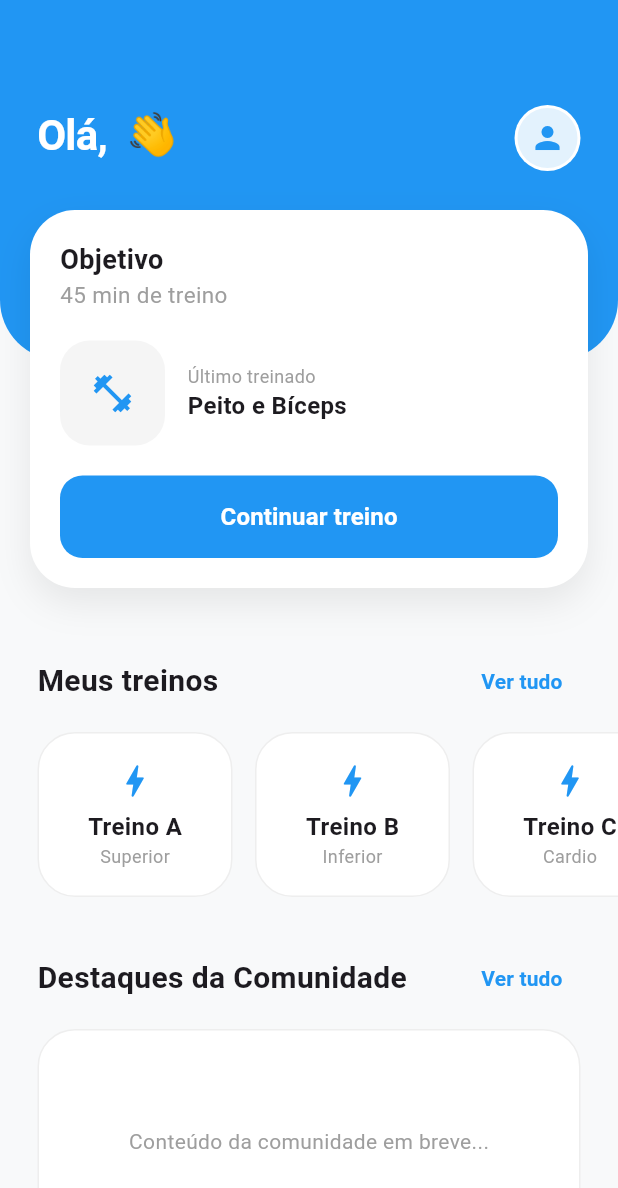
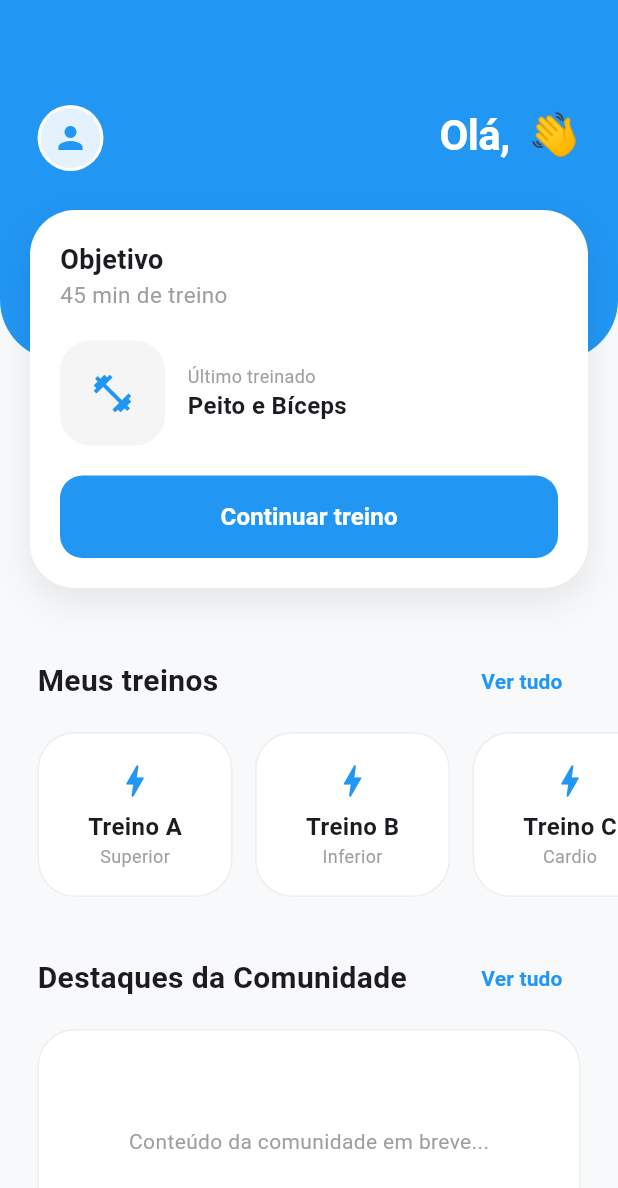
Before and after one commit to FabioZvirJ/scripts, a Flutter app: the HomeView screen opened directly with empty values, on a phone screen of 412 x 824 dp. Shown: the top 1188 px of the screen. Run offline on Flutter 3.47's test engine with Material 3 defaults, Android fonts, the phone set to English and light mode, and no system bars; our stand-ins replace sqflite, sqflite_common_ffi; missing offline and left inert: flag; accounts and stored records are empty.

Commit message:
CHORE: arrumando lado dos profiles e textos

```diff
--- a/gymoraly/lib/views/home_view.dart
+++ b/gymoraly/lib/views/home_view.dart
@@ -28,27 +28,17 @@ class HomeView extends StatelessWidget {
                     color: primaryColor,
                     borderRadius: BorderRadius.vertical(bottom: Radius.circular(40)),
                   ),
-                  // Adicionei 'right: 25' para o ícone não grudar na borda
                   padding: const EdgeInsets.only(top: 70, left: 25, right: 25),
                   child: Row(
+                    mainAxisAlignment: MainAxisAlignment.spaceBetween, // Joga um pra cada ponta!
                     crossAxisAlignment: CrossAxisAlignment.start,
-                    mainAxisAlignment: MainAxisAlignment.spaceBetween, // Joga um pra cada lado
                     children: [
-                      // Texto de Saudação
-                      Text(
-                        'Olá, $userName 👋',
-                        style: const TextStyle(
-                          color: Colors.white,
-                          fontSize: 28,
-                          fontWeight: FontWeight.bold,
-                          letterSpacing: -0.5,
-                        ),
-                      ),
-
-                      // Ícone de Perfil Clicável
-                      GestureDetector(
+                      // 1. ÍCONE DE PERFIL NA ESQUERDA
+                      // MouseRegion faz o cursor virar a "mãozinha" de clique
+                      MouseRegion(
+                        cursor: SystemMouseCursors.click,
+                        child: GestureDetector(
                           onTap: () {
-                          // Navega para a tela de Perfil quando clicado
                             Navigator.push(
                               context,
                               MaterialPageRoute(
@@ -57,16 +47,35 @@ class HomeView extends StatelessWidget {
                             );
                           },
                           child: Container(
-                          padding: const EdgeInsets.all(2), // Bordinha branca opcional
+                            padding: const EdgeInsets.all(2), // Bordinha branca
                             decoration: const BoxDecoration(
                               color: Colors.white,
                               shape: BoxShape.circle,
                             ),
                             child: const CircleAvatar(
                               radius: 20,
-                            backgroundColor: Color(0xFFE3F2FD), // Fundo azul bem clarinho
+                              backgroundColor: Color(0xFFE3F2FD),
                               child: Icon(Icons.person, color: primaryColor, size: 24),
                             ),
+                          ),
+                        ),
+                      ),
+
+                      const SizedBox(width: 15), // Espaço de segurança
+
+                      // 2. TEXTO DE SAUDAÇÃO NA DIREITA
+                      Flexible(
+                        child: Text(
+                          'Olá, $userName 👋',
+                          textAlign: TextAlign.right, // Alinha o texto na direita
+                          style: const TextStyle(
+                            color: Colors.white,
+                            fontSize: 28,
+                            fontWeight: FontWeight.bold,
+                            letterSpacing: -0.5,
+                          ),
+                          maxLines: 1,
+                          overflow: TextOverflow.ellipsis,
                         ),
                       ),
                     ],
--- a/gymoraly/lib/views/nutrition_view.dart
+++ b/gymoraly/lib/views/nutrition_view.dart
@@ -67,7 +67,6 @@ class NutritionView extends StatelessWidget {
                       ),
                       const SizedBox(height: 15),
 
-                      // Receita 2
                       _buildRecipeItem(
                         title: 'Omelete de claras',
                         subtitle: 'Ideia de café da manhã proteico',
```
Lines whose indentation alone changed are shown as unchanged.
